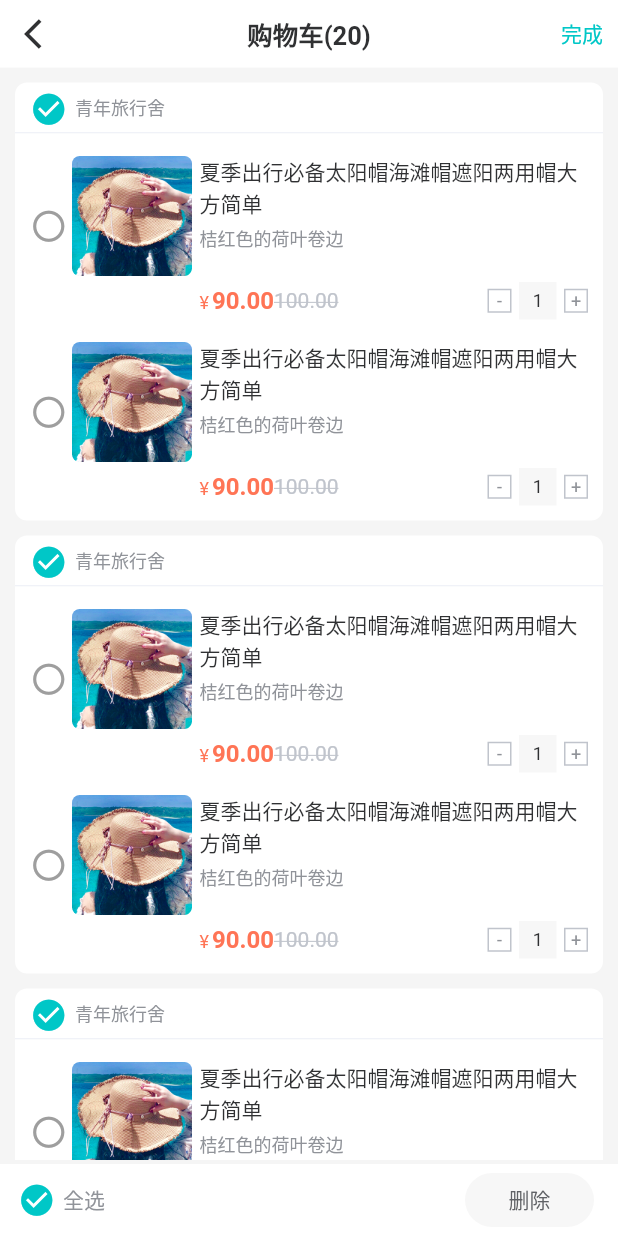
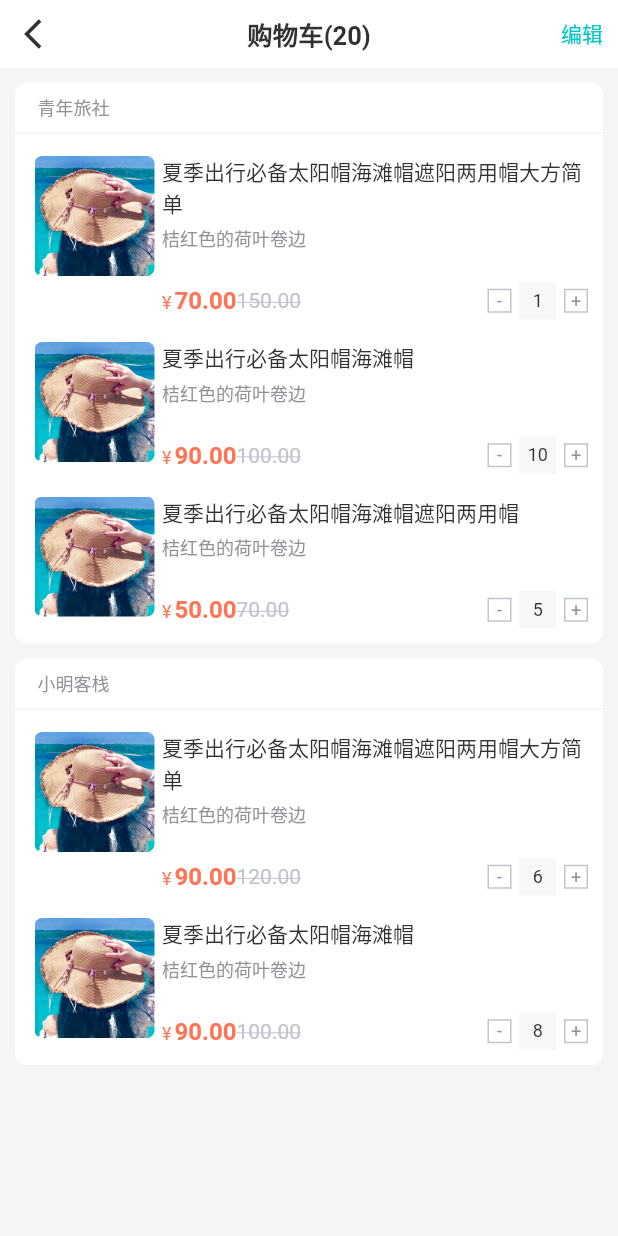
Before and after one commit to HelloWmz/flutter_study, a Flutter app: the CartListPage screen opened directly, on a phone screen of 412 x 824 dp. Run offline on Flutter 3.47's test engine with Material 2 defaults, Android fonts, the phone set to English and light mode, and no system bars; our stand-ins replace flutter_screenutil, fluttertoast, shared_preferences; missing offline and left inert: flutter_verification_box; accounts and stored records are empty.

Commit message:
购物车部分逻辑完成

```diff
--- a/lib/CartListPage.dart
+++ b/lib/CartListPage.dart
@@ -1,6 +1,7 @@
 import 'package:flutter/material.dart';
 
 import 'RoundCheckBox.dart';
+import 'Databean.dart';
 
 class CartListPage extends StatefulWidget {
   @override
@@ -8,17 +9,32 @@ class CartListPage extends StatefulWidget {
 }
 
 class _State extends State<CartListPage> {
+  bool isEidet;
+  bool isAllSeclet=false;
+
+  @override
+  void initState() {
+    // TODO: implement initState
+    super.initState();
+    isEidet = true;
+  }
+
   @override
   Widget build(BuildContext context) {
     return Scaffold(
         appBar: PreferredSize(
             child: AppBar(
-              leading: Icon(
+              leading: GestureDetector(
+                onTap: () {
+                  Navigator.pop(context);
+                },
+                child: Icon(
                   Icons.arrow_back_ios,
                   color: Color(
                     0xff303133,
                   ),
                   size: 24,
+                ),
               ),
               title: _getCommonText("购物车(20)",
                   textColor: Color(
@@ -30,15 +46,17 @@ class _State extends State<CartListPage> {
               elevation: 0,
               backgroundColor: Colors.white,
               actions: <Widget>[
-                Container(
+                _addGestureDetectorToWidget(
+                    child: Container(
                       margin: EdgeInsets.only(right: 10),
                       alignment: Alignment.center,
-                  child: _getCommonText("完成",
+                      child: _getCommonText(isEidet ? "编辑" : "完成",
                           textColor: Color(
                             0xff00C7C7,
                           ),
                           fontSize: 14),
-                )
+                    ),
+                    onTap: _clickTopTittle)
               ],
             ),
             preferredSize: Size.fromHeight(45)),
@@ -54,13 +72,18 @@ class _State extends State<CartListPage> {
                 ),
                 child: ListView.builder(
                     physics: const BouncingScrollPhysics(),
-                    itemCount: 3,
+                    itemCount: mListData.length,
                     itemBuilder: (BuildContext context, int index) {
-                      return _getCartItem("11");
+                      return _getCartItem(mListData[index], index);
                     }),
               )),
-              SizedBox(height: 3,),
-              _getBottomView(),
+              SizedBox(
+                height: 3,
+              ),
+              Offstage(
+                offstage: isEidet,
+                child: _getBottomView(),
+              ),
             ],
           ),
         ));
@@ -84,8 +107,10 @@ class _State extends State<CartListPage> {
       child: Row(
         children: <Widget>[
           RoundCheckBox(
-            value: true,
-            onChanged: (v) {},
+            value: isAllSeclet,
+            onChanged: (v) {
+              _setClickAll(v);
+            },
           ),
           SizedBox(
             width: 5,
@@ -117,7 +142,7 @@ class _State extends State<CartListPage> {
     );
   }
 
-  Widget _getCartItem(String s) {
+  Widget _getCartItem(var item, int outPosition) {
     return Card(
       color: Colors.white,
       elevation: 0,
@@ -137,14 +162,19 @@ class _State extends State<CartListPage> {
                     height: 23,
                     child: Row(
                       children: <Widget>[
-                        RoundCheckBox(
-                          value: true,
-                          onChanged: (v) {},
+                        Offstage(
+                          child: RoundCheckBox(
+                            value: item["isoutSeclet"],
+                            onChanged: (v) {
+                              _setOutItem(outPosition, v);
+                            },
+                          ),
+                          offstage: item["isShow"],
                         ),
                         SizedBox(
                           width: 5,
                         ),
-                        _getCommonText("青年旅行舍",
+                        _getCommonText(item["title"],
                             textColor: Color(
                               0xff909399,
                             ),
@@ -165,11 +195,12 @@ class _State extends State<CartListPage> {
             Container(
               padding: EdgeInsets.only(left: 10, right: 10),
               child: ListView.builder(
-                  itemCount: 2,
+                  itemCount: item["itemList"].length,
                   shrinkWrap: true, //为true可以解决子控件必须设置高度的问题
                   physics: NeverScrollableScrollPhysics(), //禁用滑动事件
                   itemBuilder: (BuildContext context, int index) {
-                    return _getCarInItem();
+                    return _getCarInItem(
+                        item["itemList"][index], outPosition, index);
                   }),
             )
           ],
@@ -178,13 +209,18 @@ class _State extends State<CartListPage> {
     );
   }
 
-  Widget _getCarInItem() {
+  Widget _getCarInItem(var item, int outPosition, int index) {
     return Container(
       child: Row(
         children: <Widget>[
-          RoundCheckBox(
-            value: false,
-            onChanged: (v) {},
+          Offstage(
+            child: RoundCheckBox(
+              value: item["isintSeclet"],
+              onChanged: (v) {
+                _setIntItem(outPosition, index, v);
+              },
+            ),
+            offstage: item["isintShow"],
           ),
           Expanded(
             child: Row(
@@ -207,12 +243,12 @@ class _State extends State<CartListPage> {
                   child: Column(
                     crossAxisAlignment: CrossAxisAlignment.start,
                     children: <Widget>[
-                      _getCommonText("夏季出行必备太阳帽海滩帽遮阳两用帽大方简单",
+                      _getCommonText(item["itemTittle"],
                           textColor: Color(0Xff303133), fontSize: 14),
                       SizedBox(
                         height: 4,
                       ),
-                      _getCommonText("桔红色的荷叶卷边",
+                      _getCommonText(item["itemDes"],
                           textColor: Color(0xff909399), fontSize: 12),
                       SizedBox(
                         height: 20,
@@ -225,12 +261,12 @@ class _State extends State<CartListPage> {
                                 textColor: Color(0xffFF7455), fontSize: 12),
                             margin: EdgeInsets.only(top: 3, right: 2),
                           ),
-                          _getCommonText("90.00",
+                          _getCommonText(item["itemPic"],
                               textColor: Color(0xffFF7455),
                               fontSize: 16,
                               fontWeight: FontWeight.bold),
                           Text(
-                            "100.00",
+                            item["itemOld"],
                             style: TextStyle(
                                 color: Color(
                                   0xFFC0C4CC,
@@ -242,33 +278,41 @@ class _State extends State<CartListPage> {
                           Row(
                             children: <Widget>[
                               Container(
-                                child: _getCommonText("-",fontSize: 12,textColor: Color(0xFF909399)),
+                                child: _getCommonText("-",
+                                    fontSize: 12, textColor: Color(0xFF909399)),
                                 height: 16,
                                 width: 16,
                                 alignment: Alignment.center,
                                 decoration: BoxDecoration(
                                     color: Colors.white,
-                                  border:Border.all(color: Color( 0xFFC0C4CC),width: 1,style: BorderStyle.solid)
-                                ),
+                                    border: Border.all(
+                                        color: Color(0xFFC0C4CC),
+                                        width: 1,
+                                        style: BorderStyle.solid)),
                               ),
                               Container(
-                                margin: EdgeInsets.only(left: 5,right: 5),
-                                child: _getCommonText("1",fontSize: 12,textColor: Color(0xFF303133)),
+                                margin: EdgeInsets.only(left: 5, right: 5),
+                                child: _getCommonText(item["num"],
+                                    fontSize: 12, textColor: Color(0xFF303133)),
                                 height: 25,
                                 width: 25,
                                 alignment: Alignment.center,
                                 decoration: BoxDecoration(
                                   color: Color(0xFFF7F7F7),
                                 ),
-                              ),Container(
-                                child: _getCommonText("+",fontSize: 12,textColor: Color(0xFF909399)),
+                              ),
+                              Container(
+                                child: _getCommonText("+",
+                                    fontSize: 12, textColor: Color(0xFF909399)),
                                 height: 16,
                                 width: 16,
                                 alignment: Alignment.center,
                                 decoration: BoxDecoration(
                                     color: Colors.white,
-                                    border:Border.all(color: Color( 0xFFC0C4CC),width: 1,style: BorderStyle.solid)
-                                ),
+                                    border: Border.all(
+                                        color: Color(0xFFC0C4CC),
+                                        width: 1,
+                                        style: BorderStyle.solid)),
                               )
                             ],
                           )
@@ -284,4 +328,67 @@ class _State extends State<CartListPage> {
       ),
     );
   }
+
+  _addGestureDetectorToWidget({Widget child, GestureTapCallback onTap}) {
+    return GestureDetector(onTap: onTap, child: child);
   }
+
+  _clickTopTittle() {
+    setState(() {
+      isEidet = !isEidet;
+      mListData.map((object) {
+        object["isShow"] = isEidet;
+        if (isEidet) {
+          object["isoutSeclet"] = false;
+        }
+        List itemList = object["itemList"];
+        itemList.map((value) {
+          value["isintShow"] = isEidet;
+          if (isEidet) {
+            value["isintSeclet"] = false;
+          }
+        }).toList();
+      }).toList();
+    });
+  }
+
+  _setOutItem(int outPosition, bool v) {
+    setState(() {
+      mListData[outPosition]["isoutSeclet"] = v;
+      List itemList = mListData[outPosition]["itemList"];
+      itemList.map((value) {
+        value["isintSeclet"] = v;
+      }).toList();
+    });
+  }
+
+  _setIntItem(int outPosition, int index, bool value) {
+    setState(() {
+      List itemList = mListData[outPosition]["itemList"];
+      itemList[index]["isintSeclet"] = value;
+      bool isAllSeclet = true;
+      for (var i = 0; i < itemList.length; i++) {
+        if (!itemList[i]["isintSeclet"]) {
+          isAllSeclet = false;
+          break;
+        }
+      }
+      print(isAllSeclet);
+      mListData[outPosition]["isoutSeclet"] = isAllSeclet;
+    });
+  }
+
+  //全选
+  _setClickAll(bool v) {
+    setState(() {
+      isAllSeclet=v;
+      mListData.map((object) {
+        object["isoutSeclet"] = v;
+        List itemList = object["itemList"];
+        itemList.map((value) {
+          value["isintSeclet"] = v;
+        }).toList();
+      }).toList();
+    });
+  }
+}
--- /dev/null
+++ b/lib/Databean.dart
@@ -0,0 +1,61 @@
+List mListData = [
+  {
+    "title": "青年旅社",
+    "isShow": true,
+    "isoutSeclet": false,
+    "itemList": [
+      {
+        "itemTittle": "夏季出行必备太阳帽海滩帽遮阳两用帽大方简单",
+        "itemDes": "桔红色的荷叶卷边",
+        "itemPic": "70.00",
+        "itemOld": "150.00",
+        "num": "1",
+        "isintShow": true,
+        "isintSeclet": false,
+      },
+      {
+        "itemTittle": "夏季出行必备太阳帽海滩帽",
+        "itemDes": "桔红色的荷叶卷边",
+        "itemPic": "90.00",
+        "itemOld": "100.00",
+        "num": "10",
+        "isintShow": true,
+        "isintSeclet": false,
+      },
+      {
+        "itemTittle": "夏季出行必备太阳帽海滩帽遮阳两用帽",
+        "itemDes": "桔红色的荷叶卷边",
+        "itemPic": "50.00",
+        "itemOld": "70.00",
+        "num": "5",
+        "isintShow": true,
+        "isintSeclet": false,
+      }
+    ],
+  },
+  {
+    "title": "小明客栈",
+    "isShow": true,
+    "isoutSeclet": false,
+    "itemList": [
+      {
+        "itemTittle": "夏季出行必备太阳帽海滩帽遮阳两用帽大方简单",
+        "itemDes": "桔红色的荷叶卷边",
+        "itemPic": "90.00",
+        "itemOld": "120.00",
+        "num": "6",
+        "isintShow": true,
+        "isintSeclet": false,
+      },
+      {
+        "itemTittle": "夏季出行必备太阳帽海滩帽",
+        "itemDes": "桔红色的荷叶卷边",
+        "itemPic": "90.00",
+        "itemOld": "100.00",
+        "num": "8",
+        "isintShow": true,
+        "isintSeclet": false,
+      },
+    ],
+  },
+];
--- a/lib/RoundCheckBox.dart
+++ b/lib/RoundCheckBox.dart
@@ -17,7 +17,9 @@ class _RoundCheckBoxState extends State<RoundCheckBox> {
     return Center(
       child: GestureDetector(
           onTap: () {
-            widget.value = !widget.value;
+            setState(() {
+              widget.value = !widget.value;
+            });
             widget.onChanged(widget.value);
           },
             child: widget.value
--- a/lib/main.dart
+++ b/lib/main.dart
@@ -15,7 +15,7 @@ void main() {
     theme: ThemeData(
       primarySwatch: Colors.blue,
     ),
-    home: MyAPP(),
+    home: IndexPage(),
   ));
 }
 
```
Lines whose indentation alone changed are shown as unchanged.
